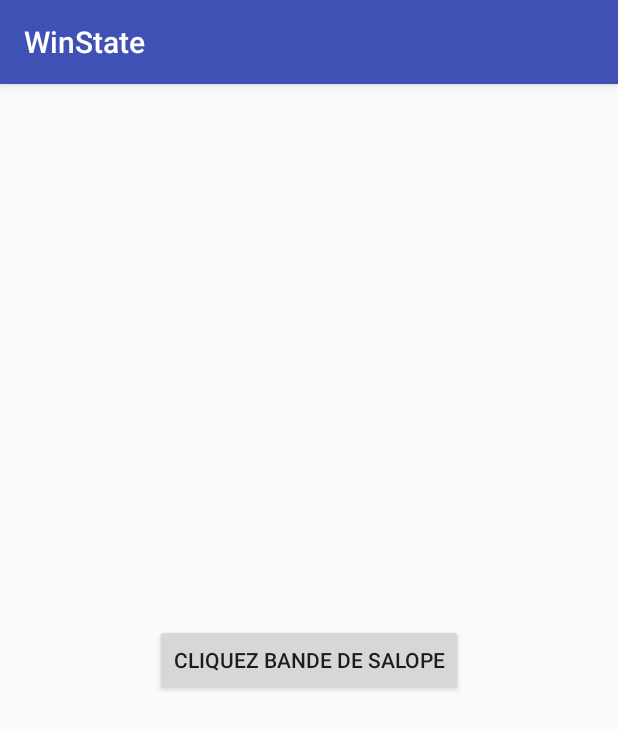
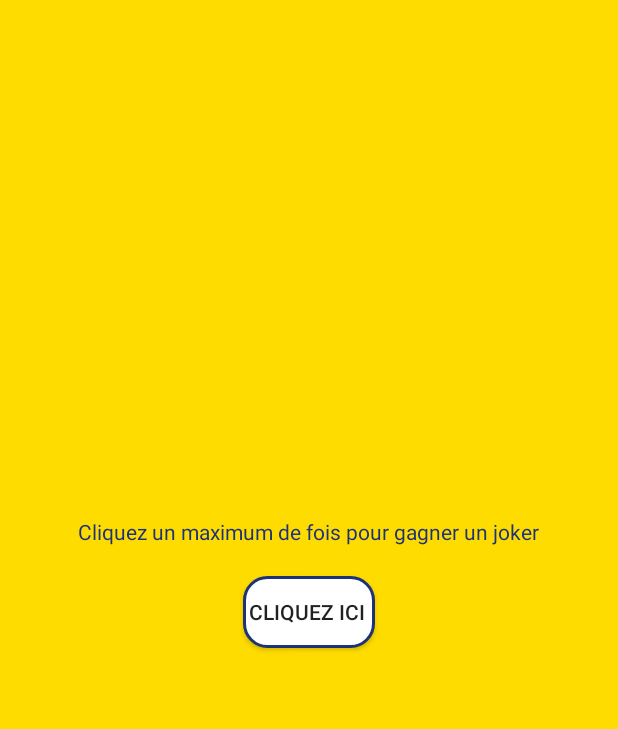
Before and after one commit to KekeTSC/Winckathon, an Android app: the SpamActivity screen opened directly, with no data from a screen before it, on a phone screen of 412 x 824 dp. Shown: the top 729 px of the screen. Run offline under Robolectric (Android 15) with nearby library versions, the phone set to English and light mode, and no system bars.

Commit message:
activity_spam

```diff
--- a/app/src/main/AndroidManifest.xml
+++ b/app/src/main/AndroidManifest.xml
@@ -57,7 +57,8 @@
         <activity android:name=".UI.SalonActivity" />
         <activity android:name=".UI.JankenActivity" />
         <activity android:name=".UI.PhotoActivity" />
-        <activity android:name=".UI.SpamActivity" />
+        <activity android:name=".UI.SpamActivity"
+            android:theme="@style/AppTheme.NoActionBar"/>
         <activity android:name=".UI.ResultActivity"></activity>
     </application>
 
--- a/app/src/main/res/layout/activity_face.xml
+++ b/app/src/main/res/layout/activity_face.xml
@@ -23,7 +23,7 @@
         android:layout_height="300dp" />
   </fr.wildcodeschool.kelian.winstate.Controllers.CameraSourcePreview>
 
-  <TextView
+g  <TextView
       android:id="@+id/resusu"
       android:textColor="@color/black"
       android:layout_width="wrap_content"
--- a/app/src/main/res/layout/activity_spam.xml
+++ b/app/src/main/res/layout/activity_spam.xml
@@ -5,16 +5,28 @@
     android:layout_width="match_parent"
     android:layout_height="match_parent"
     android:gravity="center"
+    android:background="#ffdc00"
+    android:orientation="vertical"
     tools:context="fr.wildcodeschool.kelian.winstate.UI.SpamActivity">
 
+    <TextView
+        android:layout_width="wrap_content"
+        android:layout_height="wrap_content"
+        android:textColor="#1e3278"
+        android:text="Cliquez un maximum de fois pour gagner un joker"/>
     <Button
         android:id="@+id/bt_counter"
+        android:layout_marginTop="20dp"
+        android:background="@drawable/rounded_button_yellow"
         android:layout_width="wrap_content"
         android:layout_height="wrap_content"
         android:layout_gravity="center"
-        android:text="CLIQUEZ BANDE DE SALOPE" />
+        android:text="CLIQUEZ ici " />
     <TextView
         android:id="@+id/counter"
+        android:layout_marginTop="20dp"
+        android:textSize="20dp"
+        android:textColor="#1e3278"
         android:layout_width="wrap_content"
         android:layout_height="wrap_content" />
 
```
